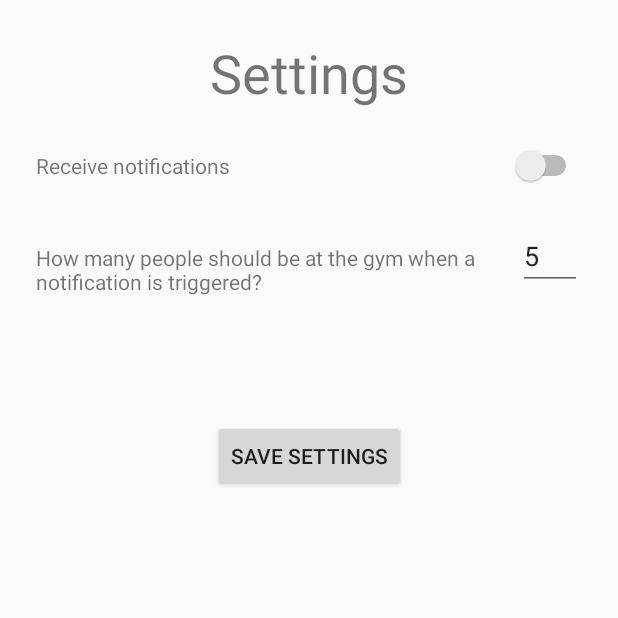
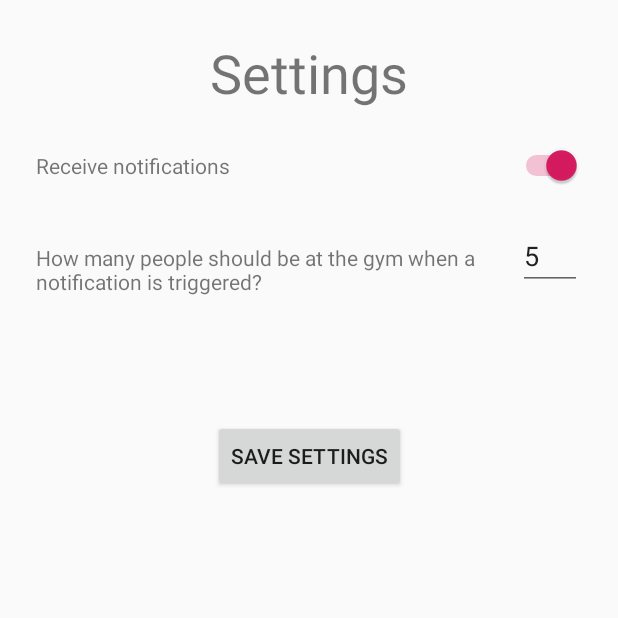
Before and after one commit to Mkohm/tdt4237-2019-group01, an Android app: the screen it shows after launch (MainActivity), item 2 of the bottom bar chosen, on a phone screen of 412 x 824 dp, the top half of it. Run offline under Robolectric (Android 15) with nearby library versions, the phone set to English and light mode, and no system bars; our stand-ins replace Firebase (no records; nobody signed in at launch, a user with empty details on screens opened directly); libraries missing offline, so code that uses them is left out: com.github.mikephil.charting; 26 statements that could not run were skipped.

Commit message:
switch always on

```diff
--- a/Glive/app/src/main/res/layout/fragment_settings.xml
+++ b/Glive/app/src/main/res/layout/fragment_settings.xml
@@ -37,7 +37,7 @@
                 android:id="@+id/textView3"
         />
         <Switch
-                android:enabled="true"
+                android:checked="true"
                 android:layout_weight="0.5"
                 android:layout_width="wrap_content"
                 android:layout_height="wrap_content"
```
